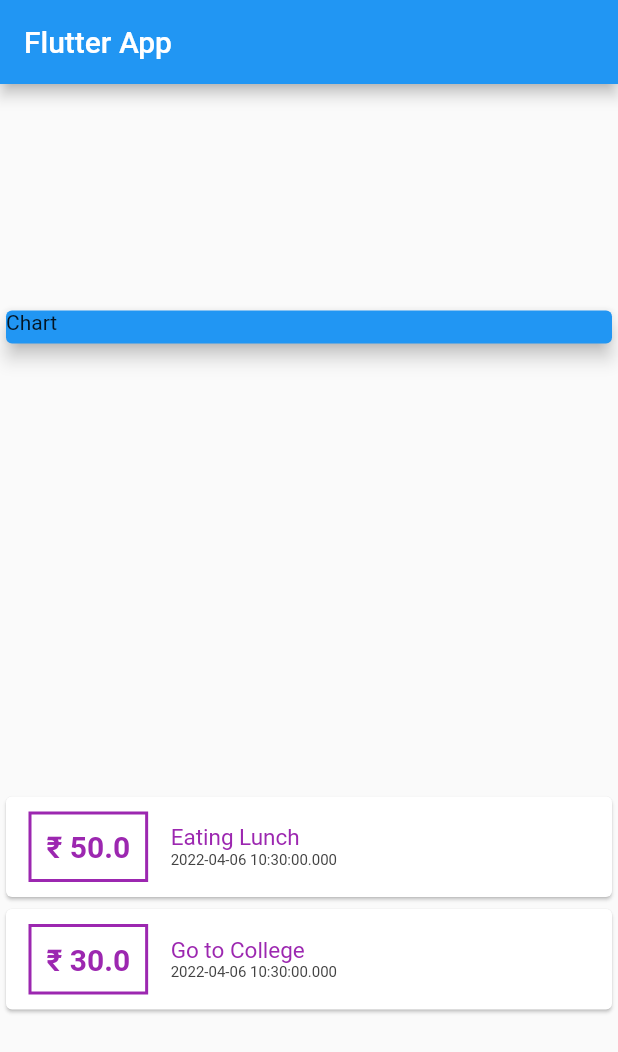
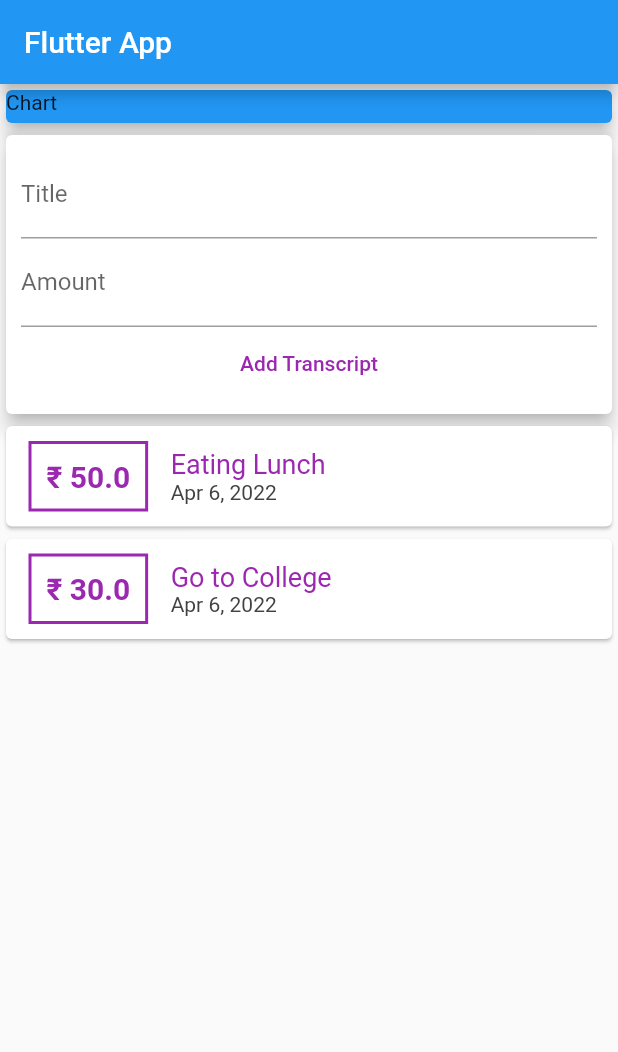
Before and after one commit to Debajyoti14/Expense-Tracker-App, a Flutter app: the screen it shows after launch, on a phone screen of 412 x 824 dp. Shown: the top 1052 px of the screen. Run offline on Flutter 3.47's test engine with Material 2 defaults, Android fonts, the phone set to English and light mode, and no system bars.

Commit message:
Transactions are adding from User Input

```diff
--- /dev/null
+++ b/lib/Widgets/new_transaction.dart
@@ -0,0 +1,35 @@
+import 'package:flutter/material.dart';
+
+class newTransaction extends StatelessWidget {
+  final titleController = TextEditingController();
+  final amountController = TextEditingController();
+  final Function AddTx;
+
+  newTransaction(this.AddTx);
+  @override
+  Widget build(BuildContext context) {
+    return Card(
+        elevation: 5,
+        child: Container(
+          padding: EdgeInsets.all(10),
+          child: Column(
+            children: <Widget>[
+              TextField(
+                controller: titleController,
+                decoration: InputDecoration(labelText: 'Title'),
+              ),
+              TextField(
+                  controller: amountController,
+                  decoration: InputDecoration(labelText: 'Amount')),
+              FlatButton(
+                  onPressed: () {
+                    AddTx(titleController.text,
+                        double.parse(amountController.text));
+                  },
+                  textColor: Colors.purple,
+                  child: Text('Add Transcript'))
+            ],
+          ),
+        ));
+  }
+}
--- /dev/null
+++ b/lib/Widgets/transaction_list.dart
@@ -0,0 +1,45 @@
+// ignore_for_file: prefer_const_constructors
+
+import 'package:flutter/material.dart';
+import 'package:intl/intl.dart';
+import '../Models/transaction.dart';
+
+class userTransactionList extends StatelessWidget {
+  final List<Transaction> transactions;
+  userTransactionList(this.transactions);
+  @override
+  Widget build(BuildContext context) {
+    return Column(
+      children: transactions
+          .map((transaction) => Card(
+                child: Row(children: <Widget>[
+                  Container(
+                      margin:
+                          EdgeInsets.symmetric(vertical: 10, horizontal: 15),
+                      decoration: BoxDecoration(
+                          border: Border.all(color: Colors.purple, width: 2)),
+                      padding: EdgeInsets.all(10),
+                      child: Text('₹ ${transaction.amount}',
+                          style: TextStyle(
+                              fontWeight: FontWeight.bold,
+                              color: Colors.purple,
+                              fontSize: 20))),
+                  Column(
+                      crossAxisAlignment: CrossAxisAlignment.start,
+                      children: <Widget>[
+                        Text(transaction.title,
+                            style: TextStyle(
+                                color: Colors.purple,
+                                fontSize: 18,
+                                fontWeight: FontWeight.w400)),
+                        Text(DateFormat.yMMMd().format(transaction.date),
+                            style: TextStyle(
+                                color: Color.fromARGB(255, 66, 66, 66),
+                                fontSize: 14))
+                      ])
+                ]),
+              ))
+          .toList(),
+    );
+  }
+}
--- /dev/null
+++ b/lib/Widgets/user_transaction.dart
@@ -0,0 +1,45 @@
+import 'package:expense_tracker_app/Widgets/transaction_list.dart';
+import 'package:flutter/material.dart';
+
+import '../Models/transaction.dart';
+import 'new_transaction.dart';
+
+class userTransaction extends StatefulWidget {
+  @override
+  State<userTransaction> createState() => _userTransactionState();
+}
+
+class _userTransactionState extends State<userTransaction> {
+  final List<Transaction> _usertransactions = [
+    Transaction(
+      id: 't1',
+      title: 'Eating Lunch',
+      amount: 50.00,
+      date: DateTime.now(),
+    ),
+    Transaction(
+      id: 't2',
+      title: 'Go to College',
+      amount: 30.00,
+      date: DateTime.now(),
+    ),
+  ];
+  void _addNewTransactions(String title, double amount) {
+    final newTx = Transaction(
+        id: DateTime.now().toString(),
+        title: title,
+        amount: amount,
+        date: DateTime.now());
+    setState(() {
+      _usertransactions.add(newTx);
+    });
+  }
+
+  @override
+  Widget build(BuildContext context) {
+    return Column(children: <Widget>[
+      newTransaction(_addNewTransactions),
+      userTransactionList(_usertransactions)
+    ]);
+  }
+}
--- a/lib/main.dart
+++ b/lib/main.dart
@@ -1,7 +1,9 @@
 // ignore_for_file: prefer_const_constructors
 
-import 'package:expense_tracker_app/transaction.dart';
+import 'package:expense_tracker_app/Models/transaction.dart';
 import 'package:flutter/material.dart';
+
+import 'Widgets/user_transaction.dart';
 
 void main() => runApp(MyApp());
 
@@ -16,20 +18,9 @@ class MyApp extends StatelessWidget {
 }
 
 class MyHomePage extends StatelessWidget {
-  final List<Transaction> transactions = [
-    Transaction(
-      id: 't1',
-      title: 'Eating Lunch',
-      amount: 50.00,
-      date: DateTime.now(),
-    ),
-    Transaction(
-      id: 't2',
-      title: 'Go to College',
-      amount: 30.00,
-      date: DateTime.now(),
-    ),
-  ];
+  final titleController = TextEditingController();
+  final amountController = TextEditingController();
+
   @override
   Widget build(BuildContext context) {
     return Scaffold(
@@ -37,7 +28,7 @@ class MyHomePage extends StatelessWidget {
           title: Text('Flutter App'),
         ),
         body: Column(
-          mainAxisAlignment: MainAxisAlignment.spaceAround,
+            //mainAxisAlignment: MainAxisAlignment.spaceAround,
             children: <Widget>[
               Container(
                 width: double.infinity,
@@ -48,40 +39,7 @@ class MyHomePage extends StatelessWidget {
                   elevation: 5,
                 ),
               ),
-            Column(
-              children: transactions
-                  .map((transaction) => Card(
-                        child: Row(children: <Widget>[
-                          Container(
-                              margin: EdgeInsets.symmetric(
-                                  vertical: 10, horizontal: 15),
-                              decoration: BoxDecoration(
-                                  border: Border.all(
-                                      color: Colors.purple, width: 2)),
-                              padding: EdgeInsets.all(10),
-                              child: Text('₹ ${transaction.amount}',
-                                  style: TextStyle(
-                                      fontWeight: FontWeight.bold,
-                                      color: Colors.purple,
-                                      fontSize: 20))),
-                          Column(
-                              crossAxisAlignment: CrossAxisAlignment.start,
-                              children: <Widget>[
-                                Text(transaction.title,
-                                    style: TextStyle(
-                                        color: Colors.purple,
-                                        fontSize: 15,
-                                        fontWeight: FontWeight.w400)),
-                                Text(transaction.date.toString(),
-                                    style: TextStyle(
-                                        color: Color.fromARGB(255, 66, 66, 66),
-                                        fontSize: 10))
-                              ])
-                        ]),
-                      ))
-                  .toList(),
-            )
-          ]),
-    );
+              userTransaction()
+            ]));
   }
 }
```
Also changed, not shown: lib/Models/transaction.dart (renamed from lib/transaction.dart). Lines whose indentation alone changed are shown as unchanged.
